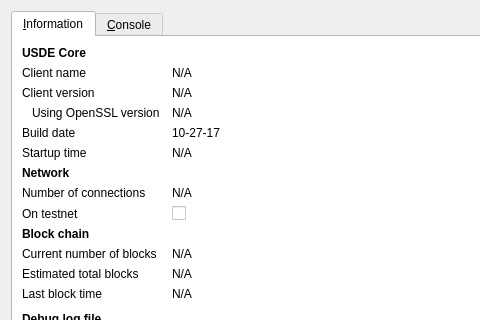
Old version of the form src/qt/forms/rpcconsole.ui in the repository owner232/USDEX; both pictures show x 0 to 480 and y 0 to 320 of the 740 by 450 pixel window.
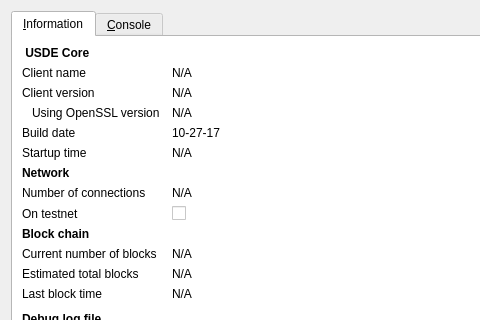
New version of the form. Icons and pictures are not drawn.

What changed in the file:
```diff
--- a/src/qt/forms/rpcconsole.ui
+++ b/src/qt/forms/rpcconsole.ui
@@ -869,7 +869,7 @@
           </font>
          </property>
          <property name="text">
-          <string>USDE Core</string>
+          <string> USDE Core</string>
          </property>
         </widget>
        </item>
```
Left out of the diff: 2 changed lines with no effect on the pictures.
